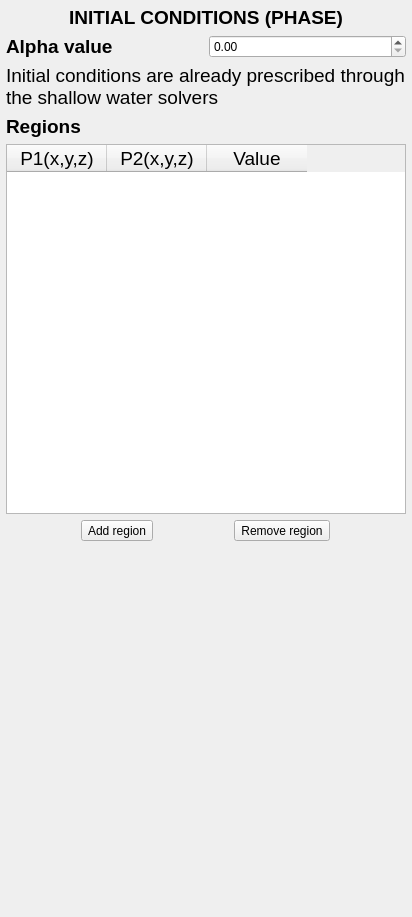
Old version of the form HydroUQ/initialconalpha.ui in the repository NHERI-SimCenter/HydroUQ.
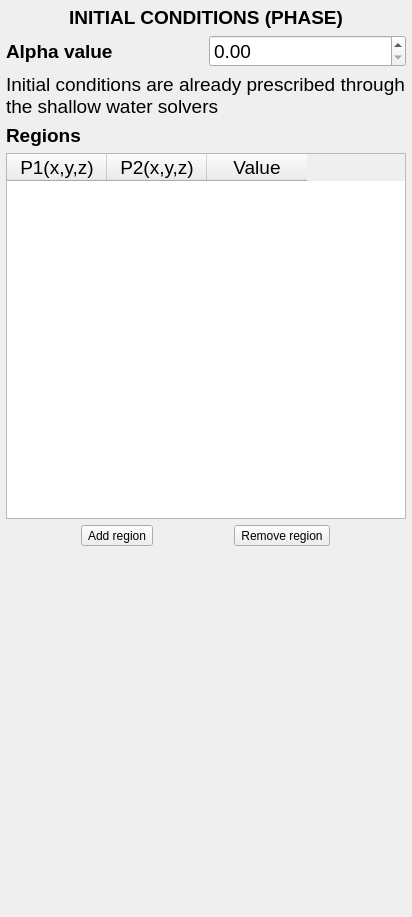
New version of the form.

Commit message: Added parametric building into it. Cleaning layouts and fonts

The edit to the form file:
```diff
--- a/HydroUQ/initialconalpha.ui
+++ b/HydroUQ/initialconalpha.ui
@@ -64,7 +64,13 @@
       </widget>
      </item>
      <item>
-      <widget class="QDoubleSpinBox" name="DSpBx_Alpha"/>
+      <widget class="QDoubleSpinBox" name="DSpBx_Alpha">
+       <property name="font">
+        <font>
+         <pointsize>14</pointsize>
+        </font>
+       </property>
+      </widget>
      </item>
     </layout>
    </item>
@@ -98,6 +104,11 @@
    </item>
    <item>
     <widget class="QTableWidget" name="Tbl_IniCondTable">
+     <property name="font">
+      <font>
+       <pointsize>14</pointsize>
+      </font>
+     </property>
      <property name="toolTip">
       <string>Regions for initial condition</string>
      </property>
```
The commit also changes 9 other files.
